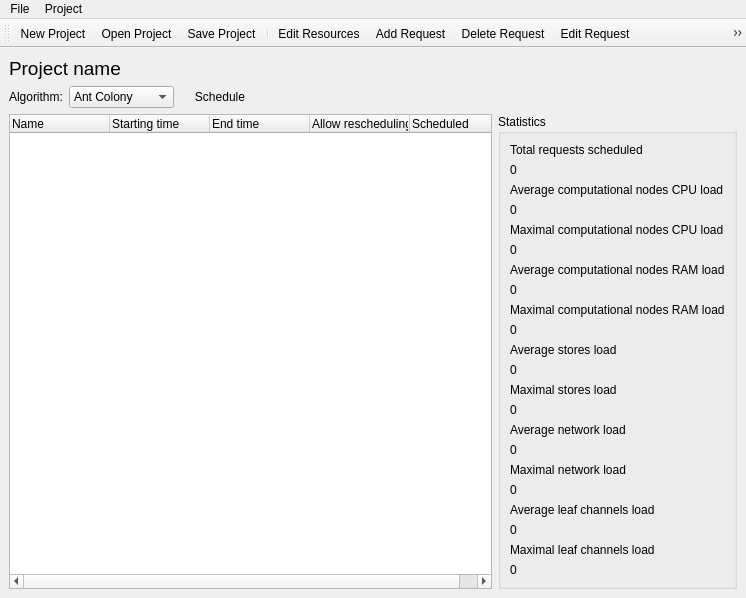
Qt form DCGUI/Windows/MainWindow.ui (DanielZorin/DataCenters) before a commit.
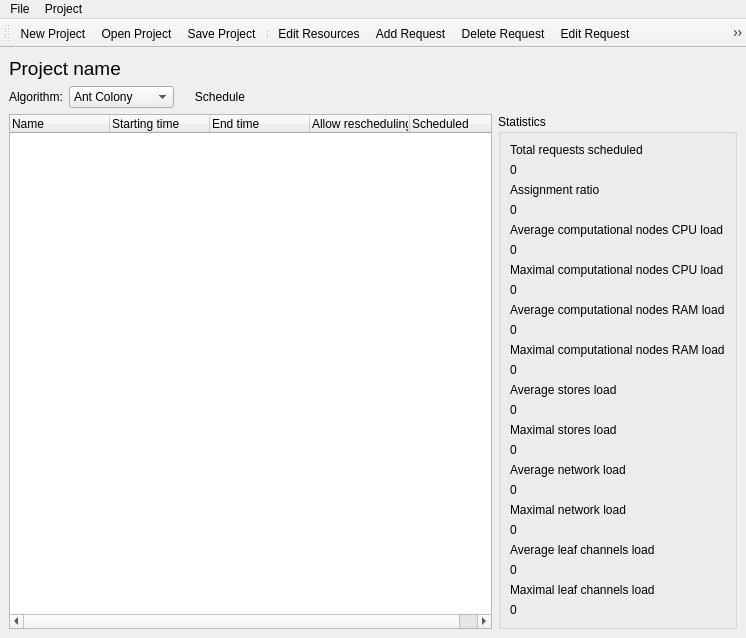
The same form after that commit. Icons and pictures are not drawn.

Commit message: Assignment ratio introduced

The edit to the form file:
```diff
--- a/DCGUI/Windows/MainWindow.ui
+++ b/DCGUI/Windows/MainWindow.ui
@@ -219,6 +219,20 @@
              </property>
             </widget>
            </item>
+           <item>
+            <widget class="QLabel" name="label_12">
+             <property name="text">
+              <string>Assignment ratio</string>
+             </property>
+            </widget>
+           </item>
+           <item>
+            <widget class="QLabel" name="ratio">
+             <property name="text">
+              <string>0</string>
+             </property>
+            </widget>
+           </item>
            <item>
             <widget class="QLabel" name="label">
              <property name="text">
```
The commit also changes 6 other files.
